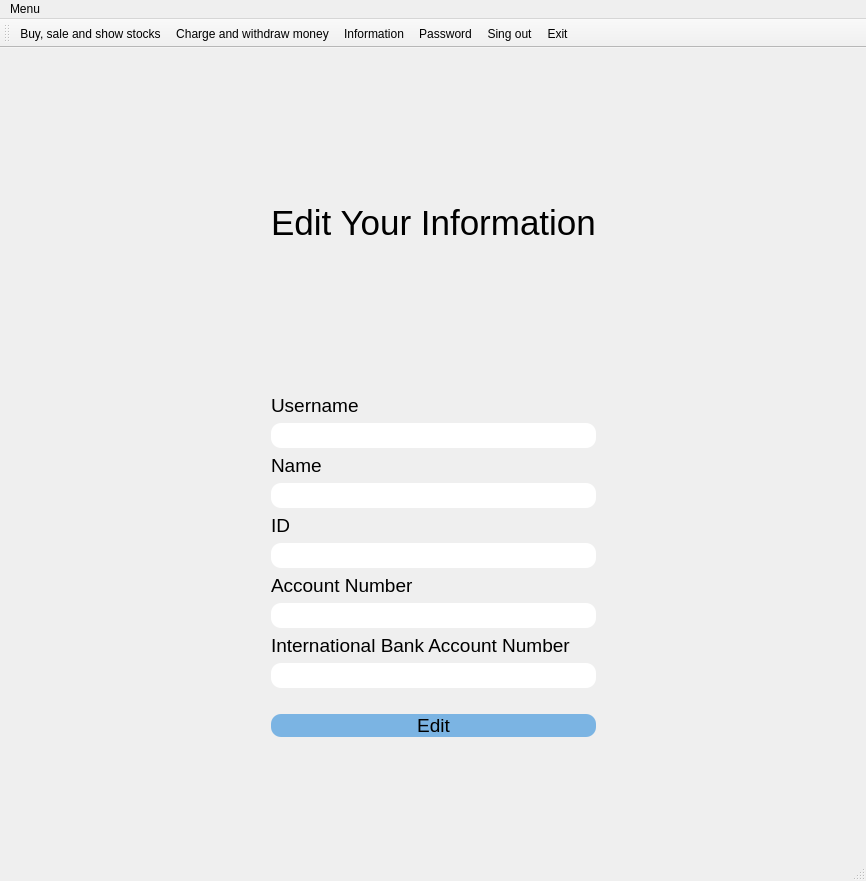
First picture: the form in chengeaccount.ui, repository SAMoosavi/AdvancedProgrammingProject2, before the edit.
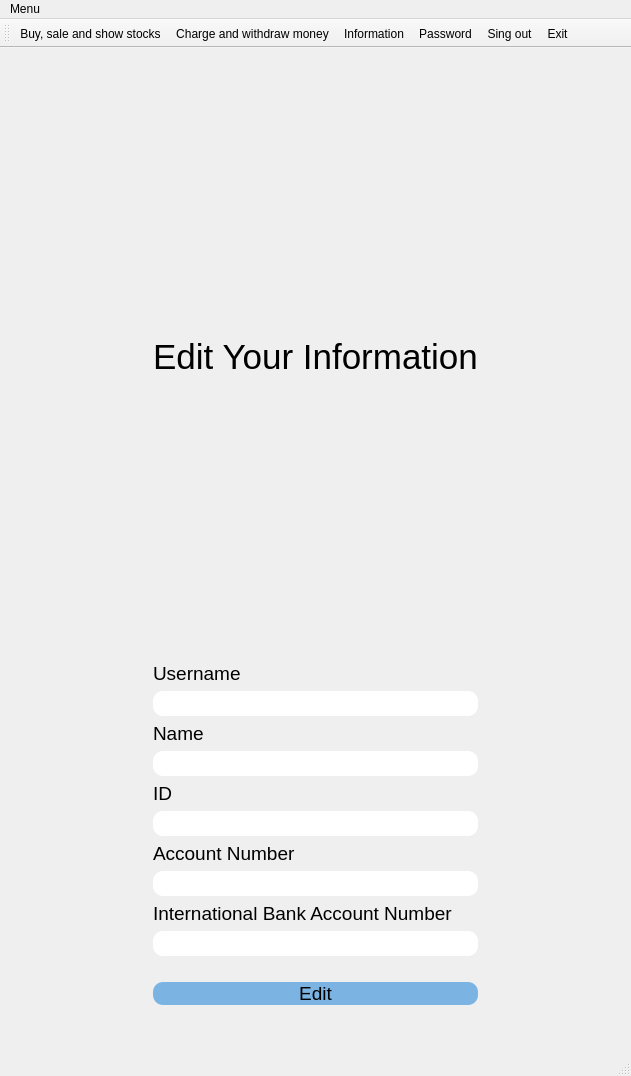
Second picture: the form after the edit. Icons and pictures are not drawn.

The edit to the form file:
```diff
--- a/chengeaccount.ui
+++ b/chengeaccount.ui
@@ -6,8 +6,8 @@
    <rect>
     <x>0</x>
     <y>0</y>
-    <width>866</width>
-    <height>881</height>
+    <width>631</width>
+    <height>1076</height>
    </rect>
   </property>
   <property name="windowTitle">
@@ -22,27 +22,14 @@
       </property>
       <property name="sizeHint" stdset="0">
        <size>
-        <width>171</width>
-        <height>20</height>
+        <width>78</width>
+        <height>806</height>
        </size>
       </property>
      </spacer>
     </item>
     <item>
      <layout class="QVBoxLayout" name="verticalLayout_6">
-      <item>
-       <spacer name="verticalSpacer_2">
-        <property name="orientation">
-         <enum>Qt::Vertical</enum>
-        </property>
-        <property name="sizeHint" stdset="0">
-         <size>
-          <width>20</width>
-          <height>40</height>
-         </size>
-        </property>
-       </spacer>
-      </item>
       <item>
        <spacer name="verticalSpacer_4">
         <property name="orientation">
@@ -84,19 +71,6 @@
         </property>
        </spacer>
       </item>
-      <item>
-       <spacer name="verticalSpacer">
-        <property name="orientation">
-         <enum>Qt::Vertical</enum>
-        </property>
-        <property name="sizeHint" stdset="0">
-         <size>
-          <width>20</width>
-          <height>40</height>
-         </size>
-        </property>
-       </spacer>
-      </item>
       <item>
        <layout class="QVBoxLayout" name="verticalLayout_5">
         <item>
@@ -281,19 +255,6 @@
         </item>
        </layout>
       </item>
-      <item>
-       <spacer name="verticalSpacer_3">
-        <property name="orientation">
-         <enum>Qt::Vertical</enum>
-        </property>
-        <property name="sizeHint" stdset="0">
-         <size>
-          <width>20</width>
-          <height>40</height>
-         </size>
-        </property>
-       </spacer>
-      </item>
      </layout>
     </item>
     <item>
@@ -303,8 +264,8 @@
       </property>
       <property name="sizeHint" stdset="0">
        <size>
-        <width>249</width>
-        <height>20</height>
+        <width>108</width>
+        <height>806</height>
        </size>
       </property>
      </spacer>
@@ -316,7 +277,7 @@
     <rect>
      <x>0</x>
      <y>0</y>
-     <width>866</width>
+     <width>631</width>
      <height>25</height>
     </rect>
    </property>
```
